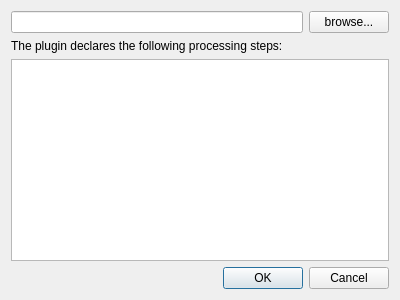
Above: cedar/processing/gui/PluginLoadDialog.ui from cedar/cedar before the change. Below: the same form after it.
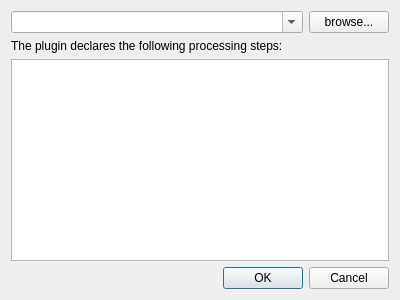
That is the form after the change.

Commit message: Implemeneted set parameters; added frameworkwide settings stored in a configuration file in the user's home directory and saved known plugins there.

Diff of the .ui file:
```diff
--- a/cedar/processing/gui/PluginLoadDialog.ui
+++ b/cedar/processing/gui/PluginLoadDialog.ui
@@ -15,9 +15,13 @@
   </property>
   <layout class="QVBoxLayout" name="verticalLayout">
    <item>
-    <layout class="QHBoxLayout" name="horizontalLayout">
+    <layout class="QHBoxLayout" name="horizontalLayout" stretch="1,0">
      <item>
-      <widget class="QLineEdit" name="mpFileNameEdit"/>
+      <widget class="QComboBox" name="mpFileNameEdit">
+       <property name="editable">
+        <bool>true</bool>
+       </property>
+      </widget>
      </item>
      <item>
       <widget class="QPushButton" name="mpBrowseButton">
```
The commit also changes 13 other files.
